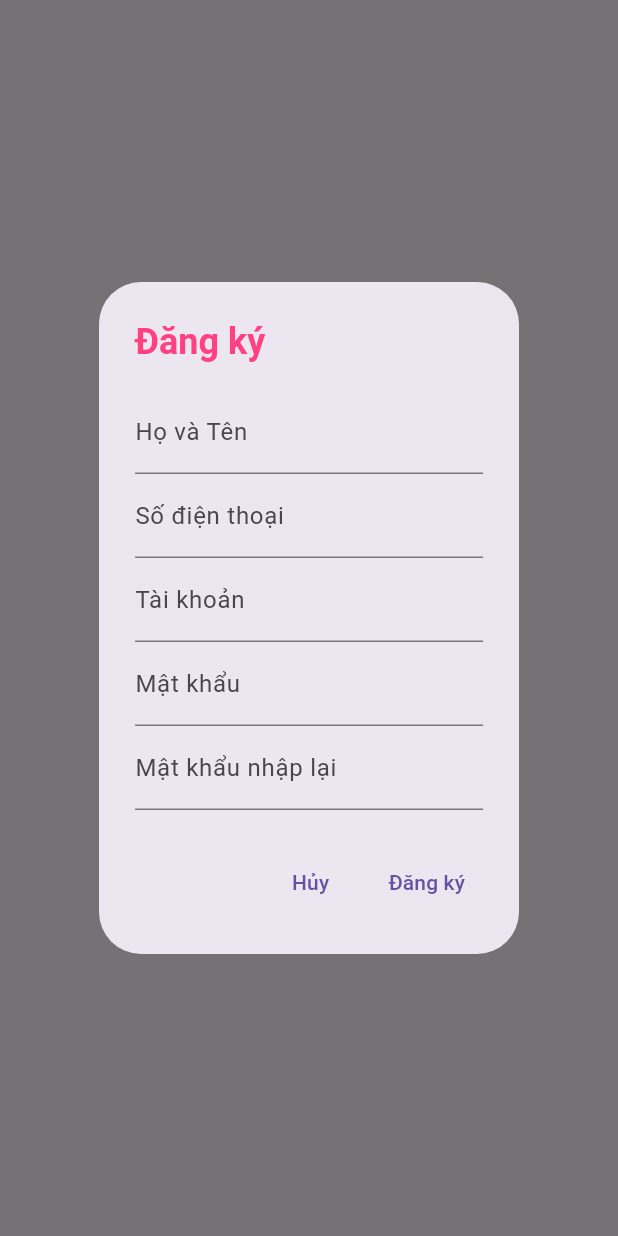
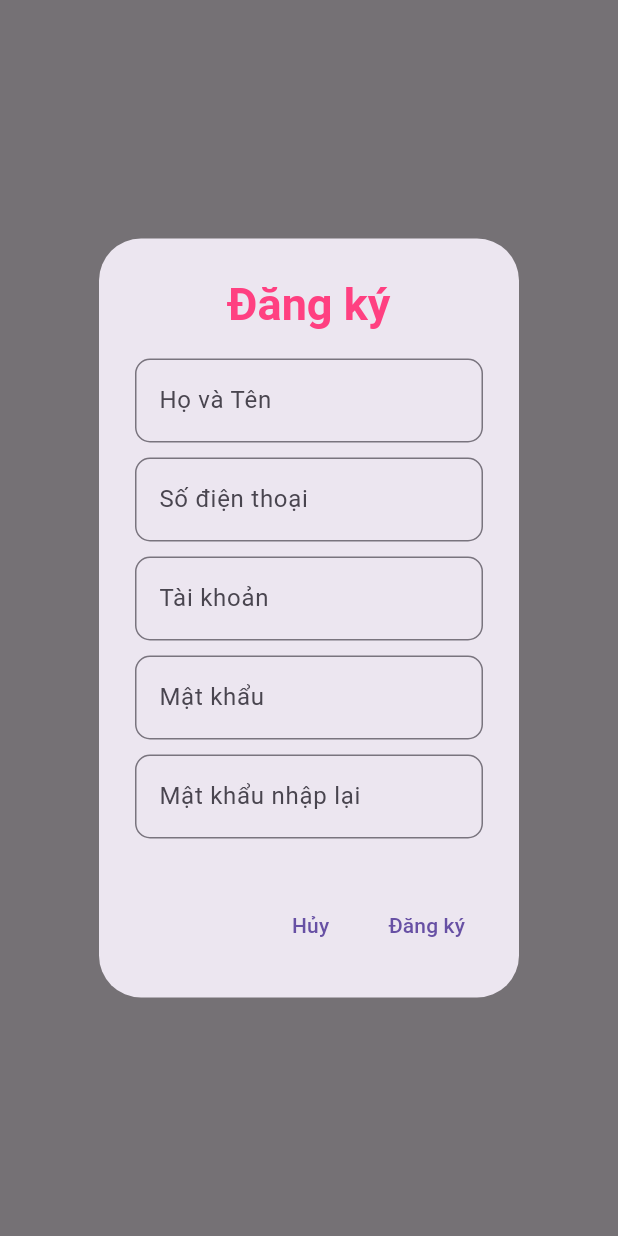
Before and after one commit to Duong147863/DoAnDiDong, a Flutter app: what showRegisterDialog() shows on an empty page, opened directly, on a phone screen of 412 x 824 dp. Run offline on Flutter 3.47's test engine with Material 3 defaults, Android fonts, the phone set to English and light mode, and no system bars; our stand-ins replace shared_preferences; accounts and stored records are empty.

Commit message:
D-Update2

```diff
--- a/lib/main.dart
+++ b/lib/main.dart
@@ -1,5 +1,7 @@
+import 'package:doandidongappthuongmai/view/HomeScreen.dart';
 import 'package:doandidongappthuongmai/view/LoginScreen.dart';
 import 'package:doandidongappthuongmai/view/NavigationScreen.dart';
+import 'package:doandidongappthuongmai/view/NotificationScreen.dart';
 import 'package:doandidongappthuongmai/view/OrderDetailScreen.dart';
 import 'package:doandidongappthuongmai/view/PayProductScreen.dart';
 import 'package:flutter/material.dart';
@@ -17,7 +19,7 @@ class MyApp extends StatelessWidget {
     return MaterialApp(
       debugShowCheckedModeBanner: false,
       theme: ThemeData(primaryColor: Colors.black),
-      home: LoginScreen(),
+      home: MainScreen(),
     );
   }
 }
--- a/lib/view/LoginScreen.dart
+++ b/lib/view/LoginScreen.dart
@@ -109,28 +109,43 @@ class RegisterDialog {
           child: AlertDialog(
             title: Text(
               'Đăng ký',
+               textAlign: TextAlign.center,
               style: TextStyle(
-                  color: Colors.pinkAccent, fontWeight: FontWeight.bold),
+                  color: Colors.pinkAccent, fontWeight: FontWeight.bold,fontSize: 30.0),
             ),
             content: SingleChildScrollView(
               child: Column(
                 children: <Widget>[
                   TextField(
-                    decoration: InputDecoration(labelText: 'Họ và Tên'),
+                    decoration: InputDecoration(labelText: 'Họ và Tên',
+                    border: OutlineInputBorder(borderRadius: BorderRadius.all(Radius.circular(10.0)))),
+                  ),
+                  Padding(
+                    padding: EdgeInsets.fromLTRB(0, 10, 0, 10),
+                    child: TextField(
+                      decoration: InputDecoration(labelText: 'Số điện thoại',
+                      border: OutlineInputBorder(borderRadius: BorderRadius.all(Radius.circular(10.0)))),
+                    ),
+                  ),
+                  Padding(
+                    padding: EdgeInsets.fromLTRB(0, 0, 0, 10),
+                    child: TextField(
+                      decoration: InputDecoration(labelText: 'Tài khoản',
+                      border: OutlineInputBorder(borderRadius: BorderRadius.all(Radius.circular(10.0)))),
+                    ),
                   ),
                   TextField(
-                    decoration: InputDecoration(labelText: 'Số điện thoại'),
-                  ),
-                  TextField(
-                    decoration: InputDecoration(labelText: 'Tài khoản'),
-                  ),
-                  TextField(
-                    decoration: InputDecoration(labelText: 'Mật khẩu'),
+                    decoration: InputDecoration(labelText: 'Mật khẩu',
+                    border: OutlineInputBorder(borderRadius: BorderRadius.all(Radius.circular(10.0)))),
                     obscureText: true,
                   ),
-                  TextField(
-                    obscureText: true,
-                    decoration: InputDecoration(labelText: 'Mật khẩu nhập lại'),
+                  Padding(
+                    padding: EdgeInsets.fromLTRB(0, 10, 0, 10),
+                    child: TextField(
+                      obscureText: true,
+                      decoration: InputDecoration(labelText: 'Mật khẩu nhập lại',
+                      border: OutlineInputBorder(borderRadius: BorderRadius.all(Radius.circular(10.0)))),
+                    ),
                   ),
                 ],
               ),
```
